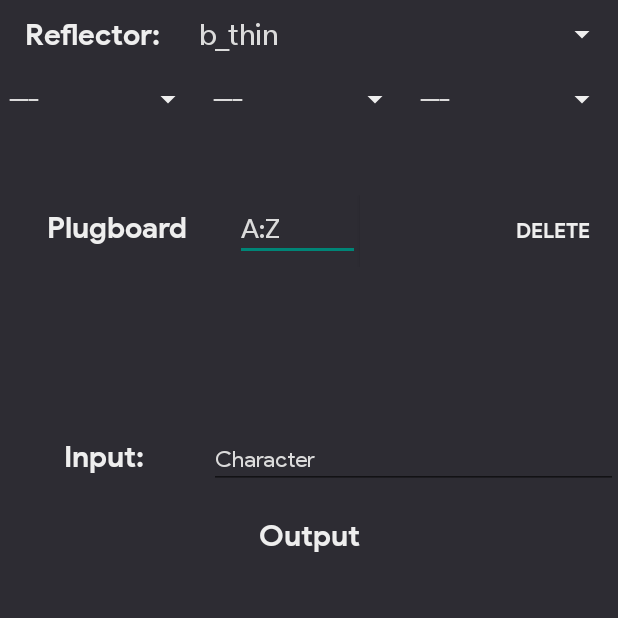
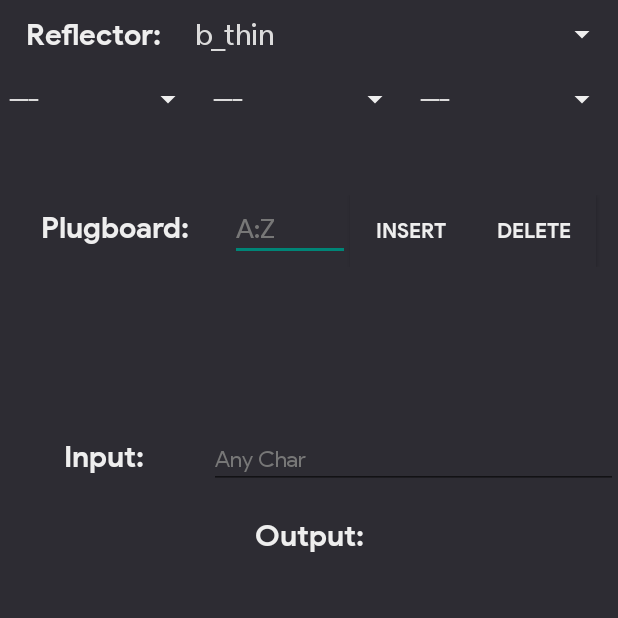
Before and after one commit to kaypohleb/enigma, an Android app: the screen it shows after launch (MainActivity), after a tap on "INSERT", on a phone screen of 412 x 824 dp, the top half of it. Run offline under Robolectric (Android 15) with nearby library versions, the phone set to English and light mode, and no system bars.

Commit message:
slight config fix
bugs with configuration fixed and removed hard-coded strings

```diff
--- a/app/src/main/res/layout/activity_main.xml
+++ b/app/src/main/res/layout/activity_main.xml
@@ -21,7 +21,6 @@
         <LinearLayout
             android:layout_width="match_parent"
             android:layout_height="wrap_content"
-            android:layout_weight="1"
             android:orientation="horizontal"
             tools:layout_editor_absoluteX="14dp"
             tools:layout_editor_absoluteY="8dp">
@@ -31,13 +30,13 @@
                 android:layout_width="wrap_content"
                 android:layout_height="wrap_content"
                 android:layout_weight="1"
+                android:fontFamily="@font/productsans_bold"
                 android:gravity="center"
-                android:text="Reflector: "
+                android:text="@string/Reflector_string"
+                android:textColor="#eee"
                 android:textSize="20sp"
                 tools:layout_editor_absoluteX="74dp"
-                tools:layout_editor_absoluteY="1047dp"
-                android:fontFamily="@font/productsans_bold"
-                android:textColor="#eee"/>
+                tools:layout_editor_absoluteY="1047dp" />
 
             <Spinner
                 android:id="@+id/reflectorChoice"
@@ -55,7 +54,6 @@
         <LinearLayout
             android:layout_width="match_parent"
             android:layout_height="wrap_content"
-            android:layout_weight="1"
             android:orientation="horizontal"
             tools:layout_editor_absoluteX="8dp"
             tools:layout_editor_absoluteY="309dp">
@@ -66,8 +64,8 @@
                 android:layout_height="40dp"
                 android:layout_weight="1"
                 android:backgroundTint="#eee"
-                android:textColor="#eee"
-                android:fontFamily="@font/productsans_regular" />
+                android:fontFamily="@font/productsans_regular"
+                android:textColor="#eee" />
 
             <Spinner
                 android:id="@+id/wheel2"
@@ -75,8 +73,8 @@
                 android:layout_height="40dp"
                 android:layout_weight="1"
                 android:backgroundTint="#eee"
-                android:textColor="#eee"
-                android:fontFamily="@font/productsans_regular" />
+                android:fontFamily="@font/productsans_regular"
+                android:textColor="#eee" />
 
             <Spinner
                 android:id="@+id/wheel1"
@@ -84,14 +82,13 @@
                 android:layout_height="40dp"
                 android:layout_weight="1"
                 android:backgroundTint="#eee"
-                android:textColor="#eee"
-                android:fontFamily="@font/productsans_regular" />
+                android:fontFamily="@font/productsans_regular"
+                android:textColor="#eee" />
         </LinearLayout>
 
         <LinearLayout
             android:layout_width="match_parent"
             android:layout_height="wrap_content"
-            android:layout_weight="1"
             android:orientation="horizontal"
             tools:layout_editor_absoluteX="8dp"
             tools:layout_editor_absoluteY="357dp">
@@ -102,13 +99,14 @@
                 android:layout_height="wrap_content"
                 android:layout_weight="1"
                 android:ems="10"
+                android:fontFamily="@font/productsans_bold"
                 android:gravity="center_horizontal"
-                android:hint="A"
+                android:hint="@string/plugA"
                 android:inputType="textPersonName"
                 android:maxLength="1"
-                android:fontFamily="@font/productsans_bold"
                 android:textColor="#eee"
-                android:textColorHint="#dbdbdb"/>
+                android:textColorHint="#777777"
+                android:importantForAutofill="no" />
 
             <EditText
                 android:id="@+id/wheelPos2"
@@ -116,13 +114,14 @@
                 android:layout_height="wrap_content"
                 android:layout_weight="1"
                 android:ems="10"
+                android:fontFamily="@font/productsans_bold"
                 android:gravity="center_horizontal"
-                android:hint="A"
+                android:hint="@string/plugA"
                 android:inputType="textPersonName"
                 android:maxLength="1"
-                android:fontFamily="@font/productsans_bold"
                 android:textColor="#eee"
-                android:textColorHint="#dbdbdb"/>
+                android:textColorHint="#777777"
+                android:importantForAutofill="no" />
 
             <EditText
                 android:id="@+id/wheelPos1"
@@ -130,14 +129,14 @@
                 android:layout_height="wrap_content"
                 android:layout_weight="1"
                 android:ems="10"
+                android:fontFamily="@font/productsans_bold"
                 android:gravity="center_horizontal|clip_horizontal"
-                android:hint="A"
+                android:hint="@string/plugA"
                 android:inputType="textPersonName"
                 android:maxLength="1"
-                android:fontFamily="@font/productsans_bold"
                 android:textColor="#eee"
-                android:textColorHint="#dbdbdb"
-                />
+                android:textColorHint="#777777"
+                android:importantForAutofill="no" />
         </LinearLayout>
 
         <LinearLayout
@@ -151,48 +150,45 @@
                 android:id="@+id/titlePlugboard"
                 android:layout_width="153dp"
                 android:layout_height="wrap_content"
-                android:layout_weight="1"
+                android:fontFamily="@font/productsans_bold"
                 android:gravity="center"
-                android:text="Plugboard"
+                android:text="@string/Plugboard_string"
+                android:textColor="#eee"
                 android:textSize="20sp"
                 tools:layout_editor_absoluteX="74dp"
-                tools:layout_editor_absoluteY="13dp"
-                android:fontFamily="@font/productsans_bold"
-                android:textColor="#eee"/>
+                tools:layout_editor_absoluteY="13dp" />
 
             <EditText
                 android:id="@+id/textBoxPlug"
                 android:layout_width="80dp"
                 android:layout_height="wrap_content"
-                android:layout_weight="1"
                 android:ems="10"
-                android:hint="A:Z"
+                android:fontFamily="@font/productsans_regular"
+                android:hint="@string/plugboard_placeholder"
+                android:importantForAutofill="no"
                 android:inputType="textPersonName"
-                app:layout_constraintStart_toEndOf="@+id/titlePlugboard"
-                android:fontFamily="@font/productsans_regular"
                 android:textColor="#eee"
-                android:textColorHint="#dbdbdb"/>
+                android:textColorHint="#777777"
+                app:layout_constraintStart_toEndOf="@+id/titlePlugboard" />
 
             <Button
                 android:id="@+id/btnEnter"
                 android:layout_width="82dp"
                 android:layout_height="wrap_content"
-                android:layout_weight="1"
-                android:text="Insert"
+                android:background="#2d2c33"
                 android:fontFamily="@font/productsans_bold"
-                android:textColor="#eee"
-                android:background="#2d2c33"/>
+                android:text="@string/insert_button"
+                android:textColor="#eee" />
 
             <Button
                 android:id="@+id/btnX"
                 android:layout_width="82dp"
                 android:layout_height="wrap_content"
-                android:layout_weight="1"
-                android:text="Delete"
-                tools:layout_editor_absoluteY="13dp"
+                android:background="#2d2c33"
                 android:fontFamily="@font/productsans_bold"
+                android:text="@string/delete"
                 android:textColor="#eee"
-                android:background="#2d2c33"/>
+                tools:layout_editor_absoluteY="13dp" />
 
         </LinearLayout>
 
@@ -221,7 +217,6 @@
         <LinearLayout
             android:layout_width="match_parent"
             android:layout_height="wrap_content"
-            android:layout_weight="1"
             android:orientation="horizontal"
             tools:layout_editor_absoluteY="712dp">
 
@@ -230,13 +225,13 @@
                 android:layout_width="wrap_content"
                 android:layout_height="wrap_content"
                 android:layout_weight="1"
+                android:fontFamily="@font/productsans_bold"
                 android:gravity="center"
-                android:text="Input:"
+                android:text="@string/Input_string"
+                android:textColor="#eee"
                 android:textSize="20sp"
                 app:layout_constraintStart_toStartOf="parent"
-                app:layout_constraintTop_toBottomOf="@+id/scrollView2"
-                android:fontFamily="@font/productsans_bold"
-                android:textColor="#eee"/>
+                app:layout_constraintTop_toBottomOf="@+id/scrollView2" />
 
             <EditText
                 android:id="@+id/actInput"
@@ -244,16 +239,17 @@
                 android:layout_height="wrap_content"
                 android:layout_weight="1"
                 android:ems="10"
-                android:hint="Character"
+                android:fontFamily="@font/productsans_regular"
+                android:hint="@string/Input_hint"
                 android:inputType="textPersonName"
+                android:textColor="#eee"
+                android:textColorHint="#777777"
                 android:textSize="15sp"
                 app:layout_constraintEnd_toEndOf="parent"
                 app:layout_constraintHorizontal_bias="0.0"
                 app:layout_constraintStart_toEndOf="@+id/inputTitle"
                 app:layout_constraintTop_toBottomOf="@+id/scrollView2"
-                android:fontFamily="@font/productsans_regular"
-                android:textColor="#eee"
-                android:textColorHint="#dbdbdb"/>
+                android:importantForAutofill="no" />
 
         </LinearLayout>
 
@@ -274,11 +270,11 @@
             android:layout_width="match_parent"
             android:layout_height="27dp"
             android:layout_weight="1"
+            android:fontFamily="@font/productsans_bold"
             android:gravity="center"
-            android:text="Output"
-            android:textSize="20sp"
-            android:fontFamily="@font/productsans_bold"
-            android:textColor="#eee"/>
+            android:text="@string/Output_string"
+            android:textColor="#eee"
+            android:textSize="20sp" />
 
         <TextView
             android:id="@+id/outputText"
```
Also changed, not shown: app/src/main/java/com/example/calebfoo/enigmaemulator/MainActivity.java (+41 -36 lines), app/src/main/java/com/example/calebfoo/enigmaemulator/Rotor.java (+6 -2 lines), app/src/main/res/values/strings.xml (+14 -1 lines).
